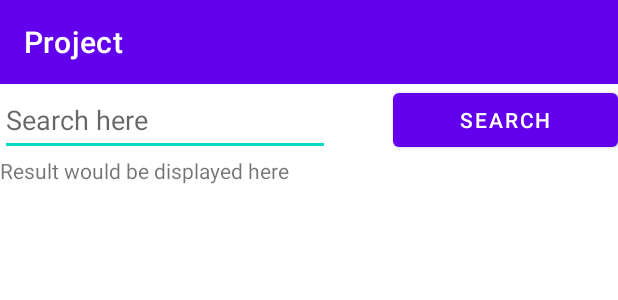
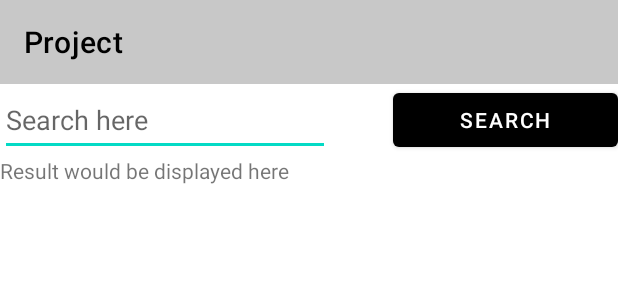
Before and after one commit to abundanceesim/AreYouHungry, an Android app: the layout activity_search.xml on its own in the app's theme, with its tools: preview values and no code run, on a phone screen of 412 x 824 dp. Shown: the top 300 px of the screen. Run offline under Robolectric (Android 15) with nearby library versions, the phone set to English and light mode, and no system bars.

Commit message:
Shared prefs added to search activity and little changes in design

```diff
--- a/app/src/main/java/com/cst2335/areyouhungry/MyOpenHelper.java
+++ b/app/src/main/java/com/cst2335/areyouhungry/MyOpenHelper.java
@@ -10,6 +10,8 @@ public class MyOpenHelper extends SQLiteOpenHelper {
     public static final String filename = "MyDatabase";
     public static final int version = 1;
     public static final String TABLE_NAME = "MyData";
+    public static final String COL_ID = "Id";
+    public static final String COL_IMAGE = "Image";
 
     public MyOpenHelper(Context context) {
         super(context, filename, null, version);
@@ -17,11 +19,13 @@ public class MyOpenHelper extends SQLiteOpenHelper {
 
     @Override
     public void onCreate(SQLiteDatabase db) {
-
+        db.execSQL(String.format("CREATE TABLE %s (%s INTEGER PRIMARY KEY AUTOINCREMENT, %s);", TABLE_NAME, COL_ID, COL_IMAGE));
     }
 
     @Override
     public void onUpgrade(SQLiteDatabase db, int oldVersion, int newVersion) {
+        db.execSQL(String.format("DROP TABLE IF EXISTS %s", TABLE_NAME));
+        onCreate(db);
 
     }
 }
--- a/app/src/main/res/layout/activity_search.xml
+++ b/app/src/main/res/layout/activity_search.xml
@@ -13,7 +13,8 @@
         android:layout_height="match_parent"
         android:orientation="vertical">
 
-        <include android:id="@+id/toolBar"  layout="@layout/toolbar_layout"
+        <include android:id="@+id/toolBar"
+            layout="@layout/toolbar_layout"
             app:layout_constraintTop_toTopOf="parent"/>
 
 
@@ -22,7 +23,8 @@
             android:layout_width="220dp"
             android:layout_height="48dp"
             android:hint="Search here"
-            app:layout_constraintTop_toBottomOf="@+id/toolBar"/>
+            app:layout_constraintTop_toBottomOf="@+id/toolBar"
+            tools:ignore="MissingConstraints" />
 
         <Button
             android:id="@+id/searchButton"
--- a/app/src/main/res/layout/toolbar_layout.xml
+++ b/app/src/main/res/layout/toolbar_layout.xml
@@ -3,9 +3,9 @@
     xmlns:app="http://schemas.android.com/apk/res-auto"
     android:layout_width="match_parent"
     android:layout_height="wrap_content"
-    android:background="@color/purple_500"
+    android:background="@color/cardview_shadow_start_color"
     app:title="Project"
-    app:titleTextColor="@color/white">
+    app:titleTextColor="@color/black">
     <!--app:navigationIcon="@color/white"-->
     <!--android:background="#BECC00"-->
     <!--app:titleTextColor="@color/white"-->
--- a/app/src/main/res/values/themes.xml
+++ b/app/src/main/res/values/themes.xml
@@ -2,7 +2,7 @@
     <!-- Base application theme. -->
     <style name="Theme.AreYouHungry" parent="Theme.MaterialComponents.DayNight.DarkActionBar">
         <!-- Primary brand color. -->
-        <item name="colorPrimary">@color/purple_500</item>
+        <item name="colorPrimary">@color/black</item>
         <item name="colorPrimaryVariant">@color/purple_700</item>
         <item name="colorOnPrimary">@color/white</item>
         <!-- Secondary brand color. -->
```
Also changed, not shown: app/src/main/java/com/cst2335/areyouhungry/SearchActivity.java (+20 -0 lines), app/src/main/res/menu/navigation_menu.xml (+5 -5 lines), app/src/main/res/menu/toolbar_menu.xml (+6 -5 lines), app/src/main/res/drawable-v24/favorite.png (added), app/src/main/res/drawable-v24/receipe.png (added).
